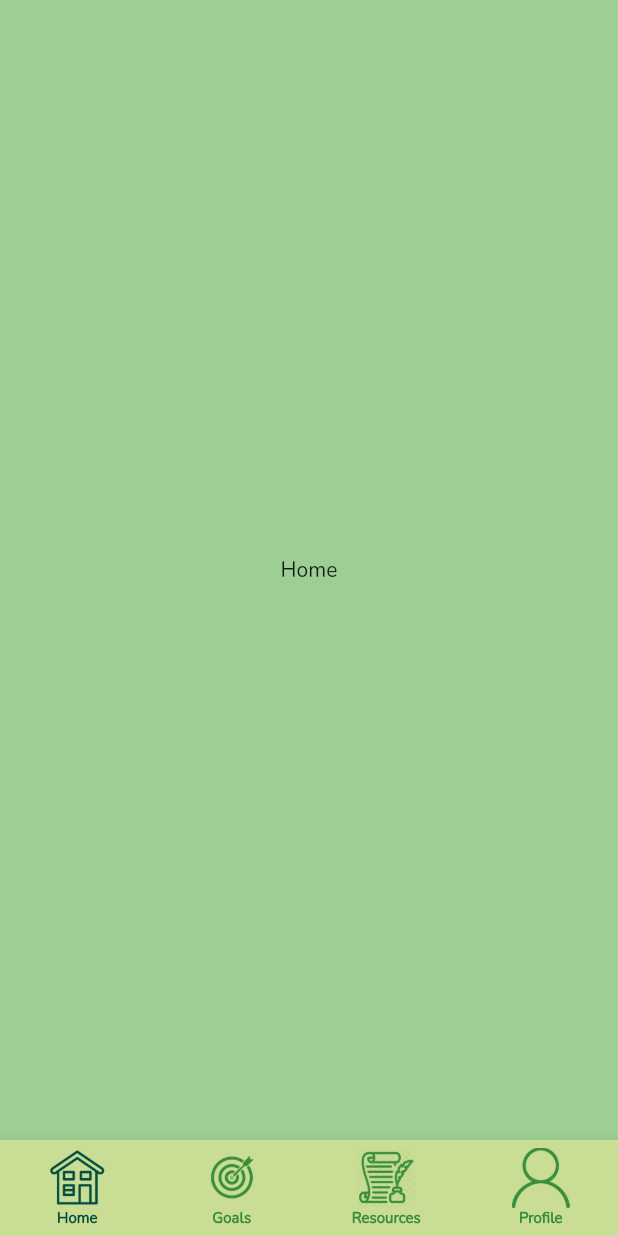
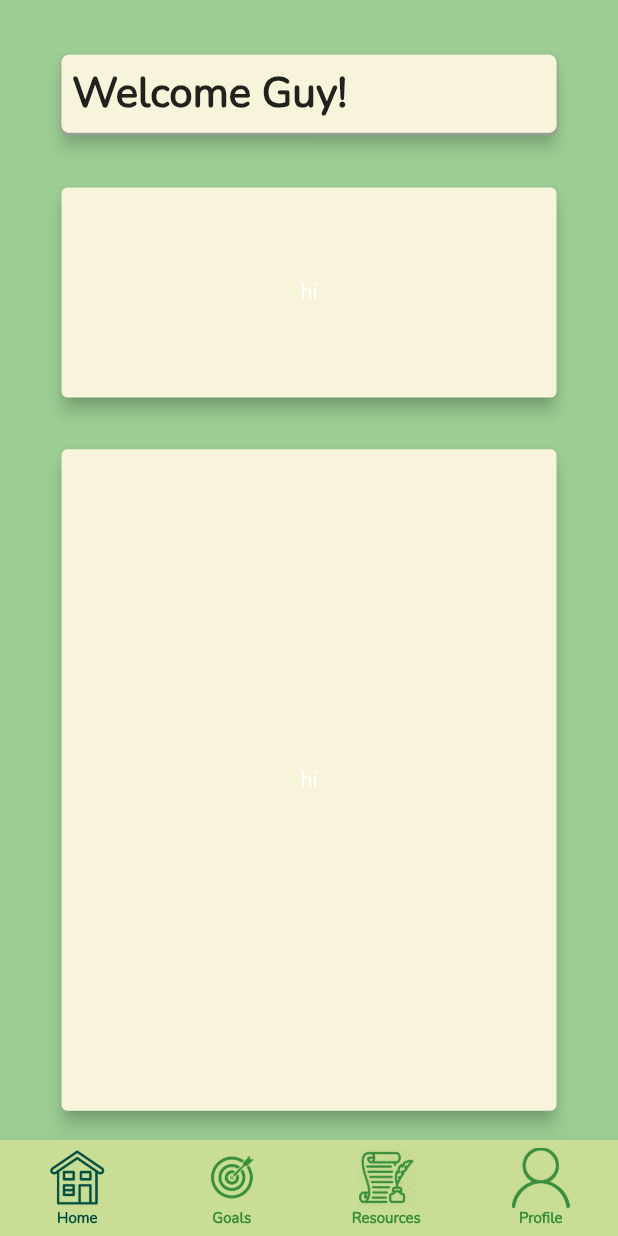
Before and after one commit to csc301-fall-2021/team-project-9-greenpeeps, a Flutter app: the screen it shows after launch, on a phone screen of 412 x 824 dp. Run offline on Flutter 3.47's test engine with Material 2 defaults, Android fonts, the phone set to English and light mode, and no system bars; our stand-ins replace firebase_core; missing offline and left inert: firebase_core_web; accounts and stored records are empty.

Commit message:
template homescreen

```diff
--- a/green_peeps_app/lib/homeScreen.dart
+++ b/green_peeps_app/lib/homeScreen.dart
@@ -1,8 +1,144 @@
 import 'package:flutter/material.dart';
+
+Widget _buildPopupDialog(BuildContext context) {
+  return new AlertDialog(
+    backgroundColor: Color.fromRGBO(248, 244, 219, 1),
+    title: Text('TBD'),
+    content: Text("what"),
+    actions: <Widget>[
+      new IconButton(
+        onPressed: () {
+          Navigator.of(context).pop();
+        },
+        icon: Icon(Icons.close),
+      ),
+    ],
+  );
+}
 
 class homeScreen extends StatelessWidget {
   @override
   Widget build(BuildContext context) {
-    return Center(child: Text("Home"));
+    return Center(
+      child: CustomScrollView(slivers: <Widget>[
+        SliverList(
+          delegate: SliverChildBuilderDelegate(
+            (BuildContext context, int index) {
+              return Container(
+                alignment: Alignment.center,
+                height: 125,
+                child: Material(
+                    elevation: 5,
+                    borderRadius: BorderRadius.circular(5.0),
+                    child: Container(
+                        padding: EdgeInsets.all(7.0),
+                        width: 330,
+                        height: 52,
+                        decoration: BoxDecoration(
+                          borderRadius: BorderRadius.circular(5.0),
+                          color: Color.fromRGBO(248, 244, 219, 1),
+                          boxShadow: [
+                            BoxShadow(
+                              color: Colors.grey,
+                              offset: Offset(0.0, 1.0),
+                              blurRadius: 1.0,
+                            ),
+                          ],
+                        ),
+                        child: Text("Welcome Guy!",
+                            textAlign: TextAlign.left,
+                            style: TextStyle(
+                              fontSize: 28.0,
+                              fontWeight: FontWeight.bold,
+                            )))),
+              );
+            },
+            childCount: 1,
+          ),
+        ),
+        SliverList(
+          delegate: SliverChildBuilderDelegate(
+            (BuildContext context, int index) {
+              return Container(
+                alignment: Alignment.center,
+                height: 140,
+                child: ElevatedButton(
+                    child: Text("hi"),
+                    onPressed: () {
+                      showDialog(
+                        context: context,
+                        builder: (BuildContext context) =>
+                            _buildPopupDialog(context),
+                      );
+                    },
+                    style: ElevatedButton.styleFrom(
+                        primary: Color.fromRGBO(248, 244, 219, 1),
+                        fixedSize: const Size(330, 140),
+                        elevation: 5)),
+              );
+            },
+            childCount: 1,
+          ),
+        ),
+        SliverList(
+          delegate: SliverChildBuilderDelegate(
+            (BuildContext context, int index) {
+              return Container(
+                alignment: Alignment.center,
+                height: 510,
+                child: ElevatedButton(
+                    child: Text("hi"),
+                    onPressed: () {},
+                    style: ElevatedButton.styleFrom(
+                        primary: Color.fromRGBO(248, 244, 219, 1),
+                        fixedSize: const Size(330, 441),
+                        elevation: 5)),
+              );
+            },
+            childCount: 1,
+          ),
+        ),
+        SliverList(
+          delegate: SliverChildBuilderDelegate(
+            (BuildContext context, int index) {
+              return Container(
+                  alignment: Alignment.center,
+                  height: 230,
+                  child: AlertDialog(
+                    elevation: 5,
+                    backgroundColor: Color.fromRGBO(248, 244, 219, 1),
+                    title: Text('Fun Fact of the Day',
+                        style: TextStyle(
+                            fontSize: 30,
+                            fontWeight: FontWeight.bold,
+                            color: Colors.black,
+                            fontFamily: "Nunito")),
+                    content: Container(
+                        width: 330,
+                        height: 140,
+                        child: SingleChildScrollView(
+                            child: RichText(
+                          textAlign: TextAlign.left,
+                          overflow: TextOverflow.ellipsis,
+                          text: TextSpan(
+                              text: 'Did you know that',
+                              style: TextStyle(
+                                  fontSize: 20,
+                                  color: Colors.black,
+                                  fontFamily: "Nunito")),
+                        ))),
+                    actions: <Widget>[
+                      new TextButton(
+                        child: const Text('Learn More'),
+                        onPressed: () {},
+                      ),
+                    ],
+                  ));
+            },
+            childCount: 1,
+          ),
+        ),
+      ]),
+    );
   }
 }
```
